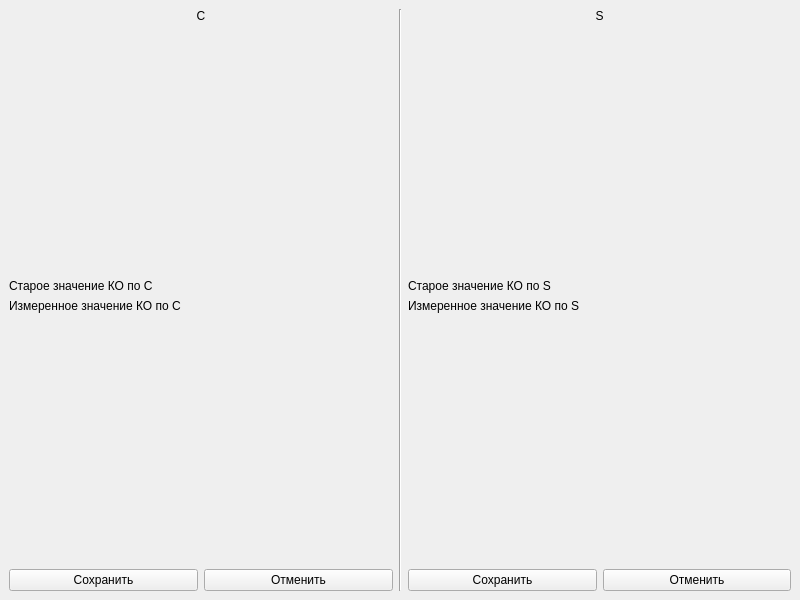
Before: the Qt Designer form front/confirmmain.ui in YoLandy/Gasoanalysator, drawn with Qt 5.
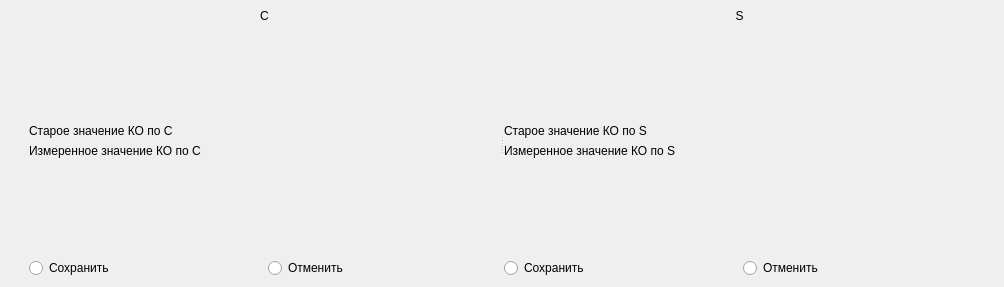
After: the same form once the commit is applied.

```diff
--- a/front/confirmmain.ui
+++ b/front/confirmmain.ui
@@ -6,16 +6,24 @@
    <rect>
     <x>0</x>
     <y>0</y>
-    <width>800</width>
-    <height>600</height>
+    <width>1004</width>
+    <height>287</height>
    </rect>
   </property>
   <property name="windowTitle">
    <string>MainWindow</string>
   </property>
+  <property name="styleSheet">
+   <string notr="true">font: 75 18pt &quot;MS Shell Dlg 2&quot;;</string>
+  </property>
   <widget class="QWidget" name="centralwidget">
    <layout class="QGridLayout" name="gridLayout">
-    <item row="0" column="0">
+    <item row="0" column="1">
+     <widget class="QSplitter" name="splitter">
+      <property name="orientation">
+       <enum>Qt::Horizontal</enum>
+      </property>
+      <widget class="QWidget" name="">
      <layout class="QVBoxLayout" name="verticalLayout_3">
       <item>
        <widget class="QLabel" name="c_label">
@@ -74,14 +82,14 @@
       <item>
        <layout class="QHBoxLayout" name="horizontalLayout">
         <item>
-         <widget class="QPushButton" name="c_save_btn">
+           <widget class="QRadioButton" name="c_save_rb">
           <property name="text">
            <string>Сохранить</string>
           </property>
          </widget>
         </item>
         <item>
-         <widget class="QPushButton" name="c_cancel_btn">
+           <widget class="QRadioButton" name="c_cancel_rb">
           <property name="text">
            <string>Отменить</string>
           </property>
@@ -90,15 +98,8 @@
        </layout>
       </item>
      </layout>
-    </item>
-    <item row="0" column="1">
-     <widget class="Line" name="line">
-      <property name="orientation">
-       <enum>Qt::Vertical</enum>
-      </property>
-     </widget>
-    </item>
-    <item row="0" column="2">
+      </widget>
+      <widget class="QWidget" name="">
      <layout class="QVBoxLayout" name="verticalLayout_4">
       <item>
        <widget class="QLabel" name="s_label">
@@ -157,14 +158,14 @@
       <item>
        <layout class="QHBoxLayout" name="horizontalLayout_2">
         <item>
-         <widget class="QPushButton" name="s_save_btn">
+           <widget class="QRadioButton" name="s_save_rb">
           <property name="text">
            <string>Сохранить</string>
           </property>
          </widget>
         </item>
         <item>
-         <widget class="QPushButton" name="s_cancel_btn">
+           <widget class="QRadioButton" name="s_cancel_rb">
           <property name="text">
            <string>Отменить</string>
           </property>
@@ -173,6 +174,40 @@
        </layout>
       </item>
      </layout>
+      </widget>
+     </widget>
+    </item>
+    <item row="0" column="0">
+     <spacer name="horizontalSpacer">
+      <property name="orientation">
+       <enum>Qt::Horizontal</enum>
+      </property>
+      <property name="sizeType">
+       <enum>QSizePolicy::Minimum</enum>
+      </property>
+      <property name="sizeHint" stdset="0">
+       <size>
+        <width>20</width>
+        <height>20</height>
+       </size>
+      </property>
+     </spacer>
+    </item>
+    <item row="0" column="2">
+     <spacer name="horizontalSpacer_2">
+      <property name="orientation">
+       <enum>Qt::Horizontal</enum>
+      </property>
+      <property name="sizeType">
+       <enum>QSizePolicy::Minimum</enum>
+      </property>
+      <property name="sizeHint" stdset="0">
+       <size>
+        <width>20</width>
+        <height>20</height>
+       </size>
+      </property>
+     </spacer>
     </item>
    </layout>
   </widget>
```
Lines whose indentation alone changed are shown as unchanged.
